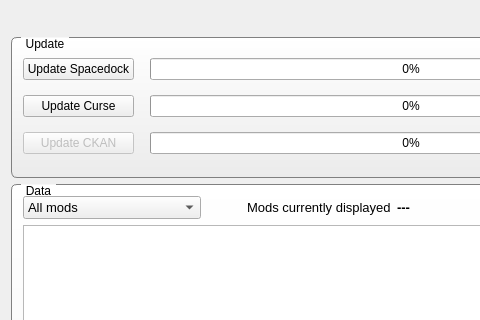
Old version of the form ksp-mod-analyzer/ui/mainwindow.ui in the repository akej74/ksp-mod-analyzer; both pictures show x 0 to 480 and y 0 to 320 of the 1124 by 785 pixel window.
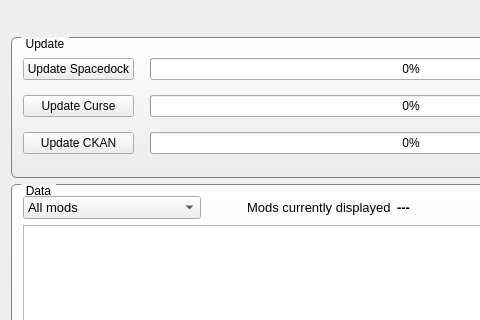
New version of the form. Icons and pictures are not drawn.

Commit message: Enable CKAN button

Diff of the .ui file:
```diff
--- a/ksp-mod-analyzer/ui/mainwindow.ui
+++ b/ksp-mod-analyzer/ui/mainwindow.ui
@@ -111,7 +111,7 @@
        <item row="2" column="0">
         <widget class="QPushButton" name="pushButtonCKAN">
          <property name="enabled">
-          <bool>false</bool>
+          <bool>true</bool>
          </property>
          <property name="text">
           <string>Update CKAN</string>
```
Left out of the diff: 5 changed lines with no effect on the pictures. The commit also changes 1 other file.
